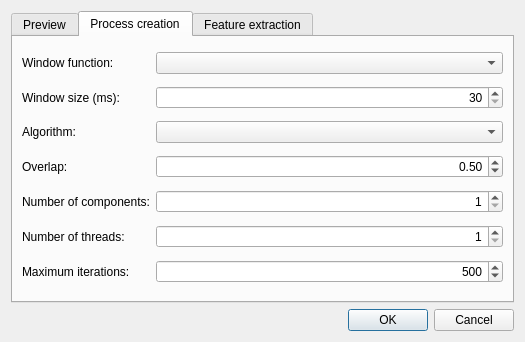
Old version of the form src/browser/PreferencesDlg.ui in the repository openBliSSART/openBliSSART.
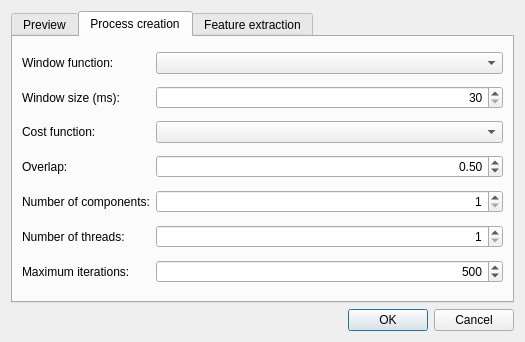
New version of the form. The open tabs and pages were chosen to show the change.

Patch:
```diff
--- a/src/browser/PreferencesDlg.ui
+++ b/src/browser/PreferencesDlg.ui
@@ -207,7 +207,7 @@
        <item row="2" column="0" >
         <widget class="QLabel" name="label_8" >
          <property name="text" >
-          <string>Algorithm:</string>
+          <string>Cost function:</string>
          </property>
         </widget>
        </item>
```
Left out of the diff: 2 changed lines with no effect on the pictures.
